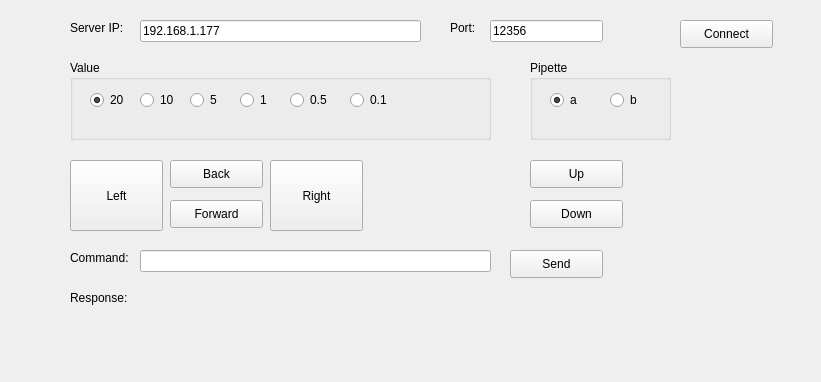
This is local/pyqt5_client_20200130.ui in simonchih/Raspberry_Pi_4_Client_Server as Qt 5 draws it before an edit. The edited form follows.
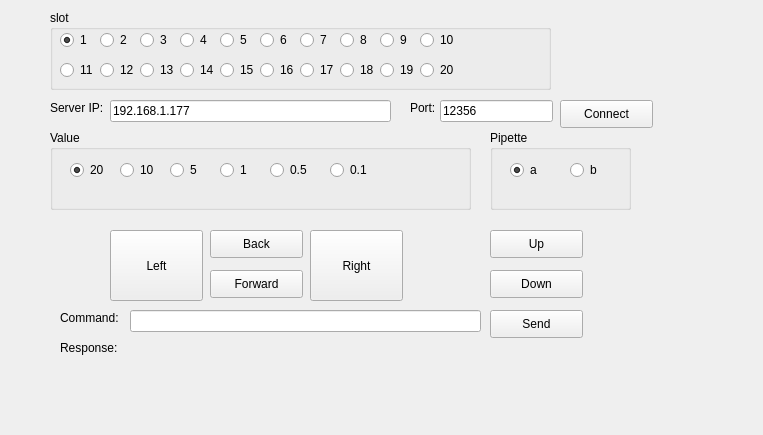
This is the edited form.

```diff
--- a/local/pyqt5_client_20200130.ui
+++ b/local/pyqt5_client_20200130.ui
@@ -6,8 +6,8 @@
    <rect>
     <x>0</x>
     <y>0</y>
-    <width>821</width>
-    <height>382</height>
+    <width>763</width>
+    <height>435</height>
    </rect>
   </property>
   <property name="windowTitle">
@@ -16,8 +16,8 @@
   <widget class="QLabel" name="label">
    <property name="geometry">
     <rect>
-     <x>70</x>
-     <y>20</y>
+     <x>50</x>
+     <y>100</y>
      <width>61</width>
      <height>16</height>
     </rect>
@@ -29,8 +29,8 @@
   <widget class="QLineEdit" name="lineEdit">
    <property name="geometry">
     <rect>
-     <x>140</x>
-     <y>20</y>
+     <x>110</x>
+     <y>100</y>
      <width>281</width>
      <height>22</height>
     </rect>
@@ -42,9 +42,9 @@
   <widget class="QLabel" name="label_2">
    <property name="geometry">
     <rect>
-     <x>450</x>
-     <y>20</y>
-     <width>55</width>
+     <x>410</x>
+     <y>100</y>
+     <width>31</width>
      <height>16</height>
     </rect>
    </property>
@@ -55,8 +55,8 @@
   <widget class="QLineEdit" name="lineEdit_2">
    <property name="geometry">
     <rect>
-     <x>490</x>
-     <y>20</y>
+     <x>440</x>
+     <y>100</y>
      <width>113</width>
      <height>22</height>
     </rect>
@@ -68,8 +68,8 @@
   <widget class="QPushButton" name="pushButton">
    <property name="geometry">
     <rect>
-     <x>680</x>
-     <y>20</y>
+     <x>560</x>
+     <y>100</y>
      <width>93</width>
      <height>28</height>
     </rect>
@@ -81,8 +81,8 @@
   <widget class="QGroupBox" name="groupBox">
    <property name="geometry">
     <rect>
-     <x>70</x>
-     <y>60</y>
+     <x>50</x>
+     <y>130</y>
      <width>421</width>
      <height>80</height>
     </rect>
@@ -175,8 +175,8 @@
   <widget class="QGroupBox" name="groupBox_2">
    <property name="geometry">
     <rect>
-     <x>530</x>
-     <y>60</y>
+     <x>490</x>
+     <y>130</y>
      <width>141</width>
      <height>80</height>
     </rect>
@@ -217,8 +217,8 @@
   <widget class="QPushButton" name="pushButton_2">
    <property name="geometry">
     <rect>
-     <x>170</x>
-     <y>160</y>
+     <x>210</x>
+     <y>230</y>
      <width>93</width>
      <height>28</height>
     </rect>
@@ -230,8 +230,8 @@
   <widget class="QPushButton" name="pushButton_3">
    <property name="geometry">
     <rect>
-     <x>170</x>
-     <y>200</y>
+     <x>210</x>
+     <y>270</y>
      <width>93</width>
      <height>28</height>
     </rect>
@@ -243,8 +243,8 @@
   <widget class="QPushButton" name="pushButton_4">
    <property name="geometry">
     <rect>
-     <x>70</x>
-     <y>160</y>
+     <x>110</x>
+     <y>230</y>
      <width>93</width>
      <height>71</height>
     </rect>
@@ -256,8 +256,8 @@
   <widget class="QPushButton" name="pushButton_5">
    <property name="geometry">
     <rect>
-     <x>270</x>
-     <y>160</y>
+     <x>310</x>
+     <y>230</y>
      <width>93</width>
      <height>71</height>
     </rect>
@@ -269,8 +269,8 @@
   <widget class="QPushButton" name="pushButton_6">
    <property name="geometry">
     <rect>
-     <x>530</x>
-     <y>160</y>
+     <x>490</x>
+     <y>230</y>
      <width>93</width>
      <height>28</height>
     </rect>
@@ -282,8 +282,8 @@
   <widget class="QPushButton" name="pushButton_7">
    <property name="geometry">
     <rect>
-     <x>530</x>
-     <y>200</y>
+     <x>490</x>
+     <y>270</y>
      <width>93</width>
      <height>28</height>
     </rect>
@@ -295,8 +295,8 @@
   <widget class="QLabel" name="label_3">
    <property name="geometry">
     <rect>
-     <x>70</x>
-     <y>250</y>
+     <x>60</x>
+     <y>310</y>
      <width>71</width>
      <height>16</height>
     </rect>
@@ -308,8 +308,8 @@
   <widget class="QLineEdit" name="lineEdit_3">
    <property name="geometry">
     <rect>
-     <x>140</x>
-     <y>250</y>
+     <x>130</x>
+     <y>310</y>
      <width>351</width>
      <height>22</height>
     </rect>
@@ -318,8 +318,8 @@
   <widget class="QPushButton" name="pushButton_8">
    <property name="geometry">
     <rect>
-     <x>510</x>
-     <y>250</y>
+     <x>490</x>
+     <y>310</y>
      <width>93</width>
      <height>28</height>
     </rect>
@@ -331,8 +331,8 @@
   <widget class="QLabel" name="label_4">
    <property name="geometry">
     <rect>
-     <x>70</x>
-     <y>290</y>
+     <x>60</x>
+     <y>340</y>
      <width>61</width>
      <height>16</height>
     </rect>
@@ -344,8 +344,8 @@
   <widget class="QLabel" name="label_5">
    <property name="geometry">
     <rect>
-     <x>140</x>
-     <y>290</y>
+     <x>130</x>
+     <y>340</y>
      <width>461</width>
      <height>81</height>
     </rect>
@@ -357,6 +357,282 @@
     <bool>true</bool>
    </property>
   </widget>
+  <widget class="QGroupBox" name="groupBox_3">
+   <property name="geometry">
+    <rect>
+     <x>50</x>
+     <y>10</y>
+     <width>501</width>
+     <height>80</height>
+    </rect>
+   </property>
+   <property name="title">
+    <string>slot</string>
+   </property>
+   <widget class="QRadioButton" name="radioButton_9">
+    <property name="geometry">
+     <rect>
+      <x>10</x>
+      <y>20</y>
+      <width>31</width>
+      <height>20</height>
+     </rect>
+    </property>
+    <property name="text">
+     <string>1</string>
+    </property>
+    <property name="checked">
+     <bool>true</bool>
+    </property>
+   </widget>
+   <widget class="QRadioButton" name="radioButton_10">
+    <property name="geometry">
+     <rect>
+      <x>50</x>
+      <y>20</y>
+      <width>31</width>
+      <height>20</height>
+     </rect>
+    </property>
+    <property name="text">
+     <string>2</string>
+    </property>
+   </widget>
+   <widget class="QRadioButton" name="radioButton_11">
+    <property name="geometry">
+     <rect>
+      <x>90</x>
+      <y>20</y>
+      <width>31</width>
+      <height>20</height>
+     </rect>
+    </property>
+    <property name="text">
+     <string>3</string>
+    </property>
+   </widget>
+   <widget class="QRadioButton" name="radioButton_12">
+    <property name="geometry">
+     <rect>
+      <x>130</x>
+      <y>20</y>
+      <width>31</width>
+      <height>20</height>
+     </rect>
+    </property>
+    <property name="text">
+     <string>4</string>
+    </property>
+   </widget>
+   <widget class="QRadioButton" name="radioButton_13">
+    <property name="geometry">
+     <rect>
+      <x>170</x>
+      <y>20</y>
+      <width>31</width>
+      <height>20</height>
+     </rect>
+    </property>
+    <property name="text">
+     <string>5</string>
+    </property>
+   </widget>
+   <widget class="QRadioButton" name="radioButton_14">
+    <property name="geometry">
+     <rect>
+      <x>210</x>
+      <y>20</y>
+      <width>31</width>
+      <height>20</height>
+     </rect>
+    </property>
+    <property name="text">
+     <string>6</string>
+    </property>
+   </widget>
+   <widget class="QRadioButton" name="radioButton_15">
+    <property name="geometry">
+     <rect>
+      <x>250</x>
+      <y>20</y>
+      <width>31</width>
+      <height>20</height>
+     </rect>
+    </property>
+    <property name="text">
+     <string>7</string>
+    </property>
+   </widget>
+   <widget class="QRadioButton" name="radioButton_16">
+    <property name="geometry">
+     <rect>
+      <x>290</x>
+      <y>20</y>
+      <width>31</width>
+      <height>20</height>
+     </rect>
+    </property>
+    <property name="text">
+     <string>8</string>
+    </property>
+   </widget>
+   <widget class="QRadioButton" name="radioButton_17">
+    <property name="geometry">
+     <rect>
+      <x>330</x>
+      <y>20</y>
+      <width>31</width>
+      <height>20</height>
+     </rect>
+    </property>
+    <property name="text">
+     <string>9</string>
+    </property>
+   </widget>
+   <widget class="QRadioButton" name="radioButton_18">
+    <property name="geometry">
+     <rect>
+      <x>370</x>
+      <y>20</y>
+      <width>41</width>
+      <height>20</height>
+     </rect>
+    </property>
+    <property name="text">
+     <string>10</string>
+    </property>
+   </widget>
+   <widget class="QRadioButton" name="radioButton_19">
+    <property name="geometry">
+     <rect>
+      <x>10</x>
+      <y>50</y>
+      <width>41</width>
+      <height>20</height>
+     </rect>
+    </property>
+    <property name="text">
+     <string>11</string>
+    </property>
+   </widget>
+   <widget class="QRadioButton" name="radioButton_20">
+    <property name="geometry">
+     <rect>
+      <x>50</x>
+      <y>50</y>
+      <width>41</width>
+      <height>20</height>
+     </rect>
+    </property>
+    <property name="text">
+     <string>12</string>
+    </property>
+   </widget>
+   <widget class="QRadioButton" name="radioButton_21">
+    <property name="geometry">
+     <rect>
+      <x>90</x>
+      <y>50</y>
+      <width>41</width>
+      <height>20</height>
+     </rect>
+    </property>
+    <property name="text">
+     <string>13</string>
+    </property>
+   </widget>
+   <widget class="QRadioButton" name="radioButton_22">
+    <property name="geometry">
+     <rect>
+      <x>130</x>
+      <y>50</y>
+      <width>41</width>
+      <height>20</height>
+     </rect>
+    </property>
+    <property name="text">
+     <string>14</string>
+    </property>
+   </widget>
+   <widget class="QRadioButton" name="radioButton_23">
+    <property name="geometry">
+     <rect>
+      <x>170</x>
+      <y>50</y>
+      <width>41</width>
+      <height>20</height>
+     </rect>
+    </property>
+    <property name="text">
+     <string>15</string>
+    </property>
+   </widget>
+   <widget class="QRadioButton" name="radioButton_24">
+    <property name="geometry">
+     <rect>
+      <x>210</x>
+      <y>50</y>
+      <width>41</width>
+      <height>20</height>
+     </rect>
+    </property>
+    <property name="text">
+     <string>16</string>
+    </property>
+   </widget>
+   <widget class="QRadioButton" name="radioButton_25">
+    <property name="geometry">
+     <rect>
+      <x>250</x>
+      <y>50</y>
+      <width>41</width>
+      <height>20</height>
+     </rect>
+    </property>
+    <property name="text">
+     <string>17</string>
+    </property>
+   </widget>
+   <widget class="QRadioButton" name="radioButton_26">
+    <property name="geometry">
+     <rect>
+      <x>290</x>
+      <y>50</y>
+      <width>41</width>
+      <height>20</height>
+     </rect>
+    </property>
+    <property name="text">
+     <string>18</string>
+    </property>
+   </widget>
+   <widget class="QRadioButton" name="radioButton_27">
+    <property name="geometry">
+     <rect>
+      <x>330</x>
+      <y>50</y>
+      <width>41</width>
+      <height>20</height>
+     </rect>
+    </property>
+    <property name="text">
+     <string>19</string>
+    </property>
+   </widget>
+   <widget class="QRadioButton" name="radioButton_28">
+    <property name="geometry">
+     <rect>
+      <x>370</x>
+      <y>50</y>
+      <width>41</width>
+      <height>20</height>
+     </rect>
+    </property>
+    <property name="text">
+     <string>20</string>
+    </property>
+   </widget>
+  </widget>
  </widget>
  <resources/>
  <connections/>
```
